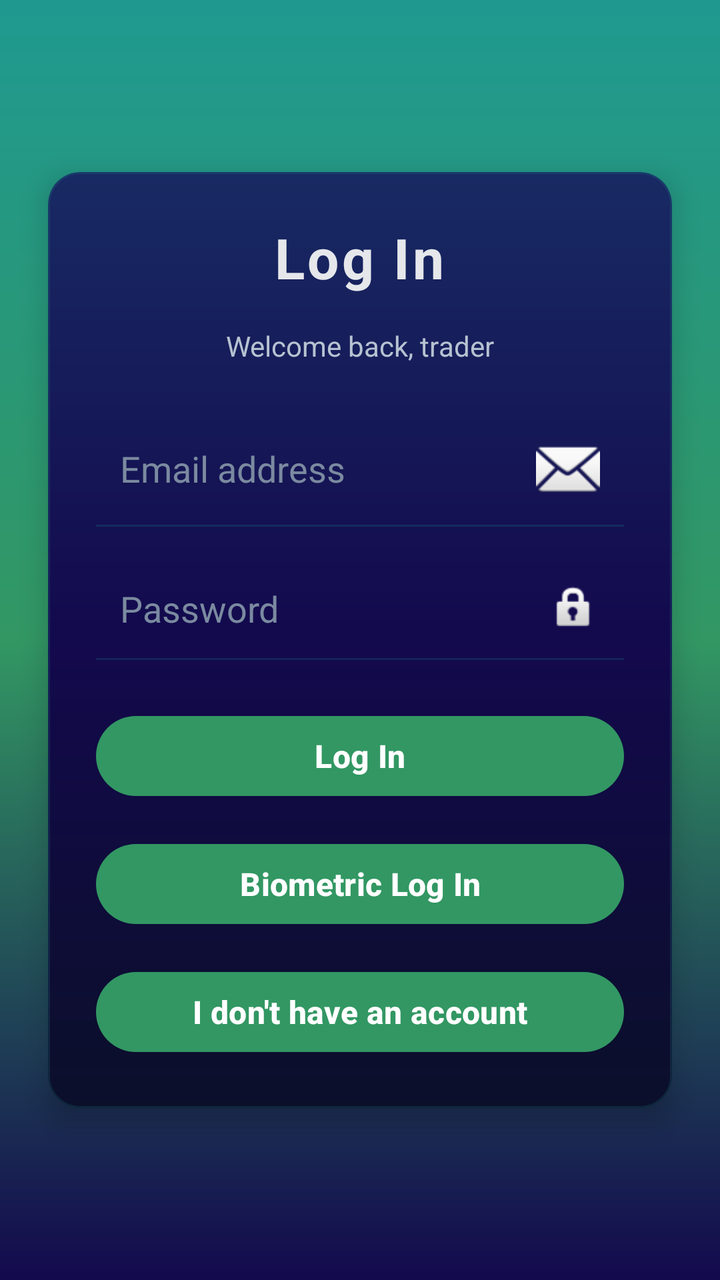
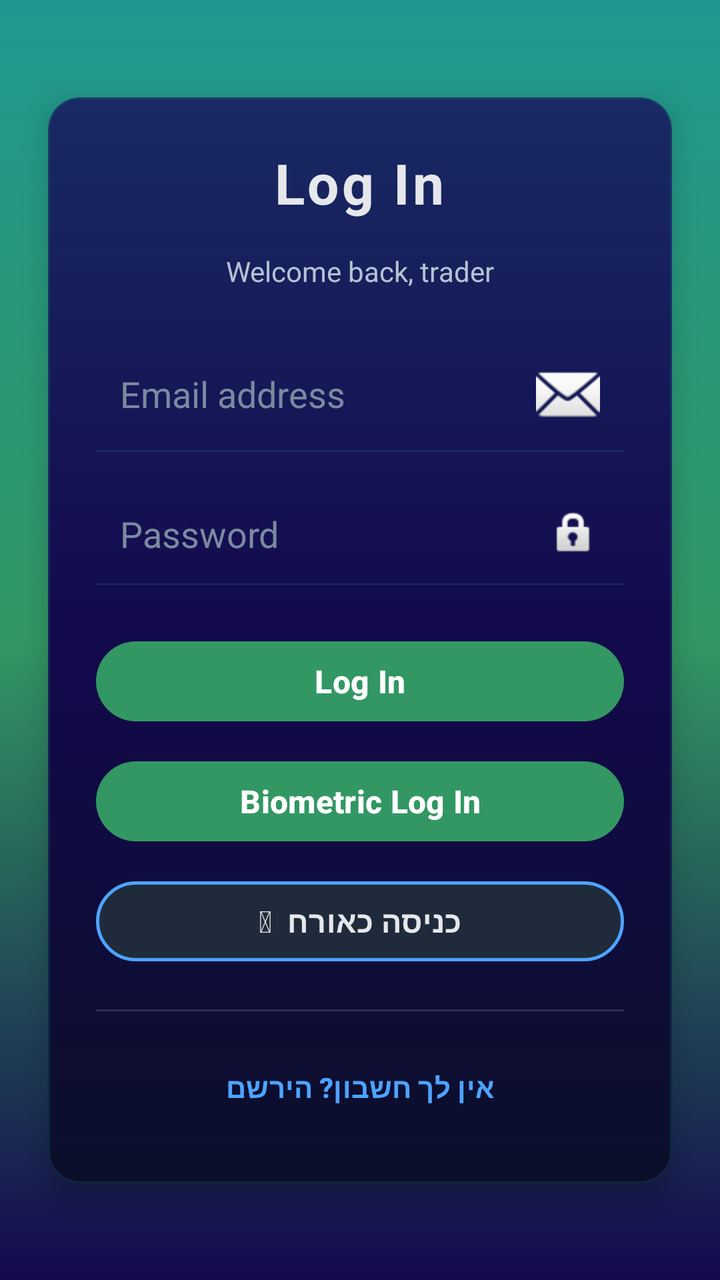

An Android layout rendered at two revisions. The XML below is the earlier revision; the diff shows what the commit changed to produce the second picture.
<!-- AndroidManifest.xml: application theme Theme.Chart -->
<!-- res/layout/activity_auth_login.xml -->
<?xml version="1.0" encoding="utf-8"?>
<androidx.constraintlayout.widget.ConstraintLayout
    xmlns:android="http://schemas.android.com/apk/res/android"
    xmlns:app="http://schemas.android.com/apk/res-auto"
    xmlns:tools="http://schemas.android.com/tools"
    android:id="@+id/main"
    android:layout_width="match_parent"
    android:layout_height="match_parent"
    android:background="@drawable/bg_login_screen"
    android:layoutDirection="rtl"
    tools:context=".AuthLogin">

    
    <com.google.android.material.card.MaterialCardView
        android:layout_width="0dp"
        android:layout_height="wrap_content"
        android:layout_margin="24dp"
        app:cardCornerRadius="16dp"
        app:cardElevation="8dp"
        app:cardBackgroundColor="@android:color/transparent"
        app:strokeWidth="1dp"
        app:strokeColor="#2A1F9990"
        app:layout_constraintTop_toTopOf="parent"
        app:layout_constraintBottom_toBottomOf="parent"
        app:layout_constraintStart_toStartOf="parent"
        app:layout_constraintEnd_toEndOf="parent">

        
        <LinearLayout
            android:layout_width="match_parent"
            android:layout_height="wrap_content"
            android:orientation="vertical"
            android:padding="24dp"
            android:background="@drawable/bg_login_card">

            <TextView
                android:id="@+id/LogIn"
                android:layout_width="wrap_content"
                android:layout_height="wrap_content"
                android:text="Log In"
                android:textSize="28sp"
                android:textStyle="bold"
                android:textColor="#E5E7EB"
                android:layout_gravity="center_horizontal"
                android:letterSpacing="0.05"
                android:paddingBottom="16dp" />

            <TextView
                android:layout_width="wrap_content"
                android:layout_height="wrap_content"
                android:text="Welcome back, trader"
                android:textSize="14sp"
                android:textColor="#B6C2D1"
                android:layout_gravity="center_horizontal"
                android:paddingBottom="24dp" />

            <EditText
                android:id="@+id/editTextEmailAddress"
                android:layout_width="match_parent"
                android:layout_height="wrap_content"
                android:hint="Email address"
                android:inputType="textEmailAddress"
                android:textColor="#E5E7EB"
                android:textColorHint="#7B8AA0"
                android:background="@android:color/transparent"
                android:padding="12dp"
                android:drawablePadding="8dp"
                android:drawableStart="@android:drawable/ic_dialog_email" />

            <View
                android:layout_width="match_parent"
                android:layout_height="1dp"
                android:background="#2F1F9990"
                android:layout_marginBottom="16dp" />

            <EditText
                android:id="@+id/editTextPassword"
                android:layout_width="match_parent"
                android:layout_height="wrap_content"
                android:hint="Password"
                android:inputType="textPassword"
                android:textColor="#E5E7EB"
                android:textColorHint="#7B8AA0"
                android:background="@android:color/transparent"
                android:padding="12dp"
                android:drawablePadding="8dp"
                android:drawableStart="@android:drawable/ic_lock_idle_lock" />

            <View
                android:layout_width="match_parent"
                android:layout_height="1dp"
                android:background="#2F1F9990"
                android:layout_marginBottom="24dp" />

            <com.google.android.material.button.MaterialButton
                android:id="@+id/button"
                android:layout_width="match_parent"
                android:layout_height="48dp"
                android:text="Log In"
                android:textAllCaps="false"
                android:textSize="16sp"
                android:textStyle="bold"
                android:textColor="#FFFFFF"
                app:backgroundTint="#329763"
                android:stateListAnimator="@null"/>

            <com.google.android.material.button.MaterialButton
                android:id="@+id/btnBiometricLogin"
                android:layout_width="match_parent"
                android:layout_height="48dp"
                android:layout_marginTop="16dp"
                android:text="Biometric Log In"
                android:textAllCaps="false"
                android:textSize="16sp"
                android:textStyle="bold"
                android:textColor="#FFFFFF"
                app:backgroundTint="#329763"
                android:stateListAnimator="@null"/>

            <com.google.android.material.button.MaterialButton
                android:id="@+id/btnNoUser"
                android:layout_width="match_parent"
                android:layout_height="48dp"
                android:layout_marginTop="16dp"
                android:text="I don't have an account"
                android:textAllCaps="false"
                android:textSize="16sp"
                android:textStyle="bold"
                android:textColor="#FFFFFF"
                app:backgroundTint="#329763"
                android:stateListAnimator="@null"/>


        </LinearLayout>

    </com.google.android.material.card.MaterialCardView>

</androidx.constraintlayout.widget.ConstraintLayout>
<!-- resources referenced by this layout -->
<resources>
  <!-- drawable bg_login_card (drawable) -->
  <?xml version="1.0" encoding="utf-8"?>
  <shape xmlns:android="http://schemas.android.com/apk/res/android">
      <corners android:radius="16dp" />
      <gradient
          android:type="linear"
          android:angle="270"
          android:startColor="#182A63"
          android:centerColor="#13094D"
          android:endColor="#0B0F2A" />
  </shape>
  <!-- drawable bg_login_screen (drawable) -->
  <?xml version="1.0" encoding="utf-8"?>
  <shape xmlns:android="http://schemas.android.com/apk/res/android">
      <gradient
          android:type="linear"
          android:angle="270"
          android:startColor="#1F9990"
          android:centerColor="#329763"
          android:endColor="#13094D" />
  </shape>
  <style name="Theme.Chart" parent="Base.Theme.MogoMarket" />
  <style name="Base.Theme.MogoMarket" parent="Theme.Material3.DayNight.NoActionBar">
          <item name="colorPrimary">@color/primary</item>
          <item name="colorPrimaryVariant">@color/primary_dark</item>
          <item name="colorOnPrimary">@color/white</item>
          <item name="colorSecondary">@color/bg_card</item>
          <item name="colorOnSecondary">@color/text_primary</item>
          <item name="colorSurface">@color/bg_secondary</item>
          <item name="colorOnSurface">@color/text_primary</item>
          <item name="android:colorBackground">@color/bg_primary</item>
          <item name="colorBackground">@color/bg_primary</item>
          <item name="colorOnBackground">@color/text_primary</item>
          <item name="colorOnSurfaceVariant">@color/text_secondary</item>
          <item name="colorError">@color/loss</item>
          <item name="colorOnError">@color/white</item>
          <item name="android:textColor">@color/text_primary</item>
          <item name="materialCardViewStyle">@style/CardStyle</item>
          <item name="android:statusBarColor">@color/bg_primary</item>
          
          <item name="android:windowLightStatusBar">true</item>
          
          <item name="bottomNavigationStyle">@style/BottomNavStyle</item>
      </style>
  <color name="primary">#4DA3FF</color>
  <color name="primary_dark">#1C6DD0</color>
  <color name="white">#FFFFFF</color>
  <color name="bg_card">#FFFFFF</color>
  <color name="text_primary">#0D1117</color>
  <color name="bg_secondary">#FFFFFF</color>
  <color name="bg_primary">#F0F4F8</color>
  <color name="text_secondary">#4A5568</color>
  <color name="loss">#FF4D4D</color>
  <style name="CardStyle" parent="Widget.Material3.CardView.Elevated">
          <item name="cardBackgroundColor">@color/bg_card</item>
          <item name="strokeColor">@color/colorDivider</item>
          <item name="strokeWidth">0dp</item>
          <item name="cardCornerRadius">16dp</item>
          <item name="cardElevation">2dp</item>
      </style>
  <style name="BottomNavStyle" parent="Widget.Material3.BottomNavigationView">
          <item name="android:background">?attr/colorSurface</item>
          <item name="elevation">8dp</item>
          <item name="labelVisibilityMode">labeled</item>
          <item name="itemActiveIndicatorStyle">@style/BottomNavIndicatorStyle</item>
      </style>
  <color name="colorDivider">#E2E8F0</color>
  <style name="BottomNavIndicatorStyle" parent="Widget.Material3.BottomNavigationView.ActiveIndicator">
          <item name="android:color">@android:color/transparent</item>
          <item name="android:width">0dp</item>
          <item name="android:height">0dp</item>
      </style>
</resources>

<!-- the commit's change to res/layout/activity_auth_login.xml (unified diff, before → after) -->
@@ -10,7 +10,6 @@
     android:layoutDirection="rtl"
     tools:context=".AuthLogin">
 
-    
     <com.google.android.material.card.MaterialCardView
         android:layout_width="0dp"
         android:layout_height="wrap_content"
@@ -25,7 +24,6 @@
         app:layout_constraintStart_toStartOf="parent"
         app:layout_constraintEnd_toEndOf="parent">
 
-        
         <LinearLayout
             android:layout_width="match_parent"
             android:layout_height="wrap_content"
@@ -92,6 +90,7 @@
                 android:background="#2F1F9990"
                 android:layout_marginBottom="24dp" />
 
+            
             <com.google.android.material.button.MaterialButton
                 android:id="@+id/button"
                 android:layout_width="match_parent"
@@ -104,11 +103,12 @@
                 app:backgroundTint="#329763"
                 android:stateListAnimator="@null"/>
 
+            
             <com.google.android.material.button.MaterialButton
                 android:id="@+id/btnBiometricLogin"
                 android:layout_width="match_parent"
                 android:layout_height="48dp"
-                android:layout_marginTop="16dp"
+                android:layout_marginTop="12dp"
                 android:text="Biometric Log In"
                 android:textAllCaps="false"
                 android:textSize="16sp"
@@ -117,22 +117,44 @@
                 app:backgroundTint="#329763"
                 android:stateListAnimator="@null"/>
 
+            
+            <com.google.android.material.button.MaterialButton
+                android:id="@+id/btnGuestLogin"
+                android:layout_width="match_parent"
+                android:layout_height="48dp"
+                android:layout_marginTop="12dp"
+                android:text="&#128100;  כניסה כאורח"
+                android:textAllCaps="false"
+                android:textSize="15sp"
+                android:textStyle="bold"
+                android:textColor="#E5E7EB"
+                app:backgroundTint="#1F2A3A"
+                app:strokeColor="#4DA3FF"
+                app:strokeWidth="1.5dp"
+                android:stateListAnimator="@null"/>
+
+            
+            <View
+                android:layout_width="match_parent"
+                android:layout_height="1dp"
+                android:background="#22FFFFFF"
+                android:layout_marginTop="20dp"
+                android:layout_marginBottom="14dp"/>
+
+            
             <com.google.android.material.button.MaterialButton
                 android:id="@+id/btnNoUser"
                 android:layout_width="match_parent"
                 android:layout_height="48dp"
-                android:layout_marginTop="16dp"
-                android:text="I don't have an account"
+                android:text="אין לך חשבון? הירשם"
                 android:textAllCaps="false"
-                android:textSize="16sp"
+                android:textSize="14sp"
                 android:textStyle="bold"
-                android:textColor="#FFFFFF"
-                app:backgroundTint="#329763"
+                android:textColor="#4DA3FF"
+                app:backgroundTint="@android:color/transparent"
                 android:stateListAnimator="@null"/>
 
-
         </LinearLayout>
-
     </com.google.android.material.card.MaterialCardView>
 
 </androidx.constraintlayout.widget.ConstraintLayout>
